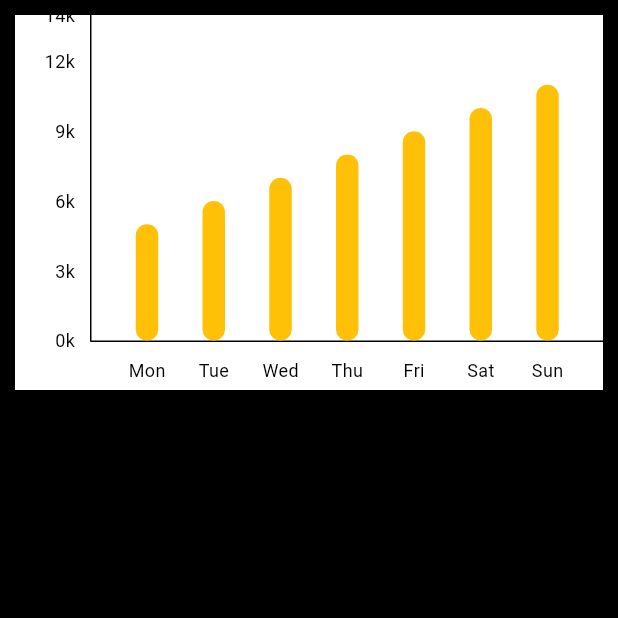
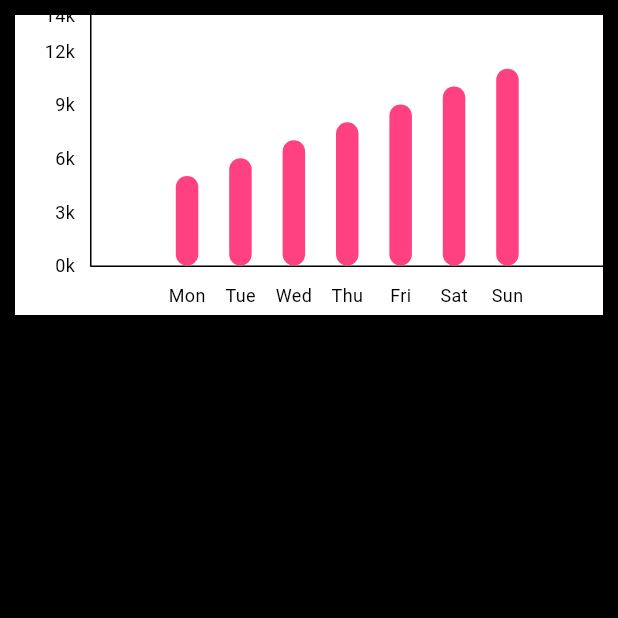
Before and after one commit to aryan-basu/fitbit, a Flutter app: the Chart screen opened directly, on a phone screen of 412 x 824 dp, the top half of it. Run offline on Flutter 3.47's test engine with Material 3 defaults, Android fonts, the phone set to English and light mode, and no system bars; drawn by our look-alikes of fl_chart; our stand-ins replace firebase_auth, firebase_core, google_sign_in; missing offline and left inert: dart:ffi, flutter_activity_recognition, health; accounts and stored records are empty.

Commit message:
minor changes

```diff
--- a/lib/pages/chart.dart
+++ b/lib/pages/chart.dart
@@ -31,6 +31,52 @@ class Chart extends StatelessWidget {
     // Add an additional 3k to the maximum steps
     maxSteps += 3000;
 
+    // Define a function to generate bar data
+    List<BarChartGroupData> generateBarData() {
+      List<BarChartGroupData> data = [];
+      // Add invisible bar for whitespace at the beginning
+      data.add(
+        BarChartGroupData(
+          x: -1,
+          barRods: [
+            BarChartRodData(
+              y: 0,
+              width: 15,
+              colors: [Colors.transparent],
+            ),
+          ],
+        ),
+      );
+      for (var i = 0; i < _myData.length; i++) {
+        data.add(
+          BarChartGroupData(
+            x: i, // Use the index as x-value
+            barRods: [
+              BarChartRodData(
+                y: _myData[i].steps, // Steps for the day
+                width: 15,
+                colors: [Colors.pinkAccent],
+              ),
+            ],
+          ),
+        );
+      }
+      // Add extra white space to the right of the last bar
+      data.add(
+        BarChartGroupData(
+          x: _myData.length + 1,
+          barRods: [
+            BarChartRodData(
+              y: 0, // Invisible bar
+              width: 15,
+              colors: [Colors.transparent], // Transparent color
+            ),
+          ],
+        ),
+      );
+      return data;
+    }
+
     return Scaffold(
       body: Padding(
         padding:
@@ -38,7 +84,7 @@ class Chart extends StatelessWidget {
         child: Container(
           color: Colors.white,
           child: SizedBox(
-            height: 250, // Set a specific height for the chart
+            height: 200, // Set a specific height for the chart
             child: BarChart(
               BarChartData(
                 borderData: FlBorderData(
@@ -51,22 +97,7 @@ class Chart extends StatelessWidget {
                 ),
                 maxY: maxSteps, // Set the maximum value for y-axis
                 groupsSpace: 10,
-                barGroups: _myData
-                    .asMap()
-                    .entries
-                    .map(
-                      (entry) => BarChartGroupData(
-                        x: entry.key, // Use the index as x-value
-                        barRods: [
-                          BarChartRodData(
-                            y: entry.value.steps, // Steps for the day
-                            width: 15,
-                            colors: [Colors.amber],
-                          ),
-                        ],
-                      ),
-                    )
-                    .toList(),
+                barGroups: generateBarData(),
                 titlesData: FlTitlesData(
                   bottomTitles: SideTitles(
                     showTitles: true,
@@ -85,7 +116,11 @@ class Chart extends StatelessWidget {
                         'Sat',
                         'Sun'
                       ];
-                      return weekdays[value.toInt()];
+                      if (value >= 0 && value < _myData.length) {
+                        return weekdays[value.toInt()];
+                      } else {
+                        return ''; // No label for the extra white space
+                      }
                     },
                   ),
                   leftTitles: SideTitles(
```
